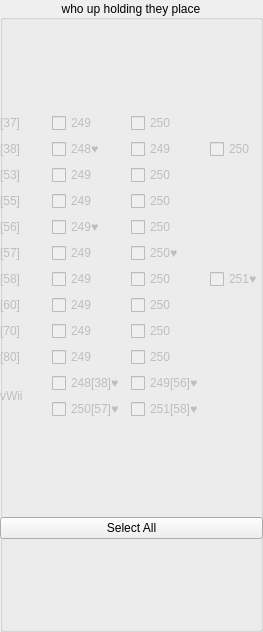
Qt form d2xCheckGrid.ui (korbosoft/modmiiDownloader) before a commit.
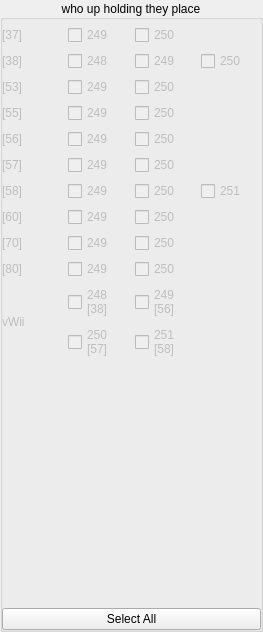
The same form after that commit.

What changed in the file:
```diff
--- a/d2xCheckGrid.ui
+++ b/d2xCheckGrid.ui
@@ -21,14 +21,32 @@
    <property name="geometry">
     <rect>
      <x>0</x>
-     <y>21</y>
+     <y>1</y>
      <width>263</width>
-     <height>611</height>
+     <height>631</height>
     </rect>
    </property>
-   <layout class="QVBoxLayout" name="verticalLayout">
+   <layout class="QVBoxLayout" name="layout">
+    <property name="sizeConstraint">
+     <enum>QLayout::SizeConstraint::SetMaximumSize</enum>
+    </property>
+    <property name="leftMargin">
+     <number>2</number>
+    </property>
+    <property name="topMargin">
+     <number>24</number>
+    </property>
+    <property name="rightMargin">
+     <number>2</number>
+    </property>
+    <property name="bottomMargin">
+     <number>2</number>
+    </property>
     <item>
-     <layout class="QGridLayout" name="d2xGrid">
+     <layout class="QGridLayout" name="grid">
+      <property name="sizeConstraint">
+       <enum>QLayout::SizeConstraint::SetNoConstraint</enum>
+      </property>
       <item row="6" column="0">
        <widget class="QLabel" name="db58">
         <property name="enabled">
@@ -58,7 +76,7 @@
          <string>Recommended cIOS for slot 251, mainly only used for Spongebob's Boating Bash or LAN Adapter support.</string>
         </property>
         <property name="text">
-         <string>251♥</string>
+         <string>251</string>
         </property>
        </widget>
       </item>
@@ -144,7 +162,8 @@
          <bool>false</bool>
         </property>
         <property name="text">
-         <string>250[57]♥</string>
+         <string>250
+[57]</string>
         </property>
        </widget>
       </item>
@@ -277,7 +296,7 @@
          <string>Recommended cIOS for slot 250, d2x base 56 or 57 work with the vast majority of games.</string>
         </property>
         <property name="text">
-         <string>250♥</string>
+         <string>250</string>
         </property>
        </widget>
       </item>
@@ -287,7 +306,8 @@
          <bool>false</bool>
         </property>
         <property name="text">
-         <string>249[56]♥</string>
+         <string>249
+[56]</string>
         </property>
        </widget>
       </item>
@@ -317,7 +337,8 @@
          <bool>false</bool>
         </property>
         <property name="text">
-         <string>248[38]♥</string>
+         <string>248
+[38]</string>
         </property>
        </widget>
       </item>
@@ -330,7 +351,7 @@
          <string>Recommended cIOS for slot 248, mainly only used for Spongebob's Boating Bash or keyboard support for Animal Crossing City Folk.</string>
         </property>
         <property name="text">
-         <string>248♥</string>
+         <string>248</string>
         </property>
        </widget>
       </item>
@@ -363,7 +384,7 @@
          <string>Recommended cIOS for slot 249, d2x base 56 or 57 work with the vast majority of games.</string>
         </property>
         <property name="text">
-         <string>249♥</string>
+         <string>249</string>
         </property>
        </widget>
       </item>
@@ -373,7 +394,8 @@
          <bool>false</bool>
         </property>
         <property name="text">
-         <string>251[58]♥</string>
+         <string>251
+[58]</string>
         </property>
        </widget>
       </item>
@@ -419,6 +441,22 @@
       </item>
      </layout>
     </item>
+    <item>
+     <spacer name="spacer">
+      <property name="orientation">
+       <enum>Qt::Orientation::Vertical</enum>
+      </property>
+      <property name="sizeType">
+       <enum>QSizePolicy::Policy::MinimumExpanding</enum>
+      </property>
+      <property name="sizeHint" stdset="0">
+       <size>
+        <width>0</width>
+        <height>0</height>
+       </size>
+      </property>
+     </spacer>
+    </item>
     <item>
      <widget class="QPushButton" name="d2xSelect">
       <property name="text">
```
